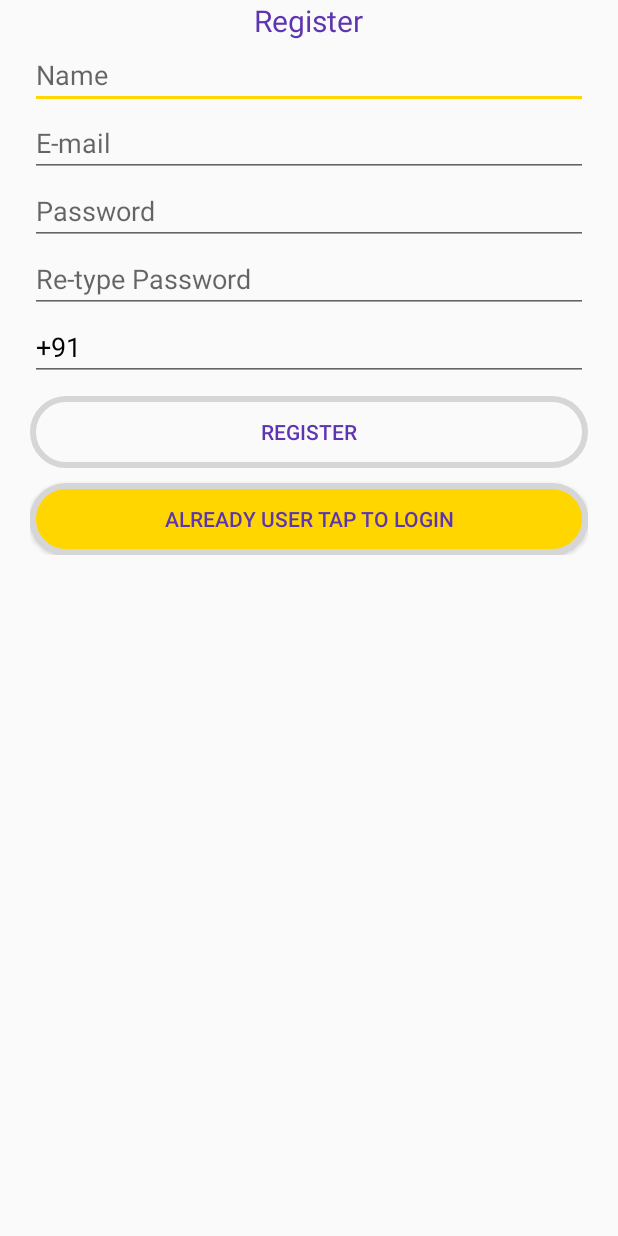
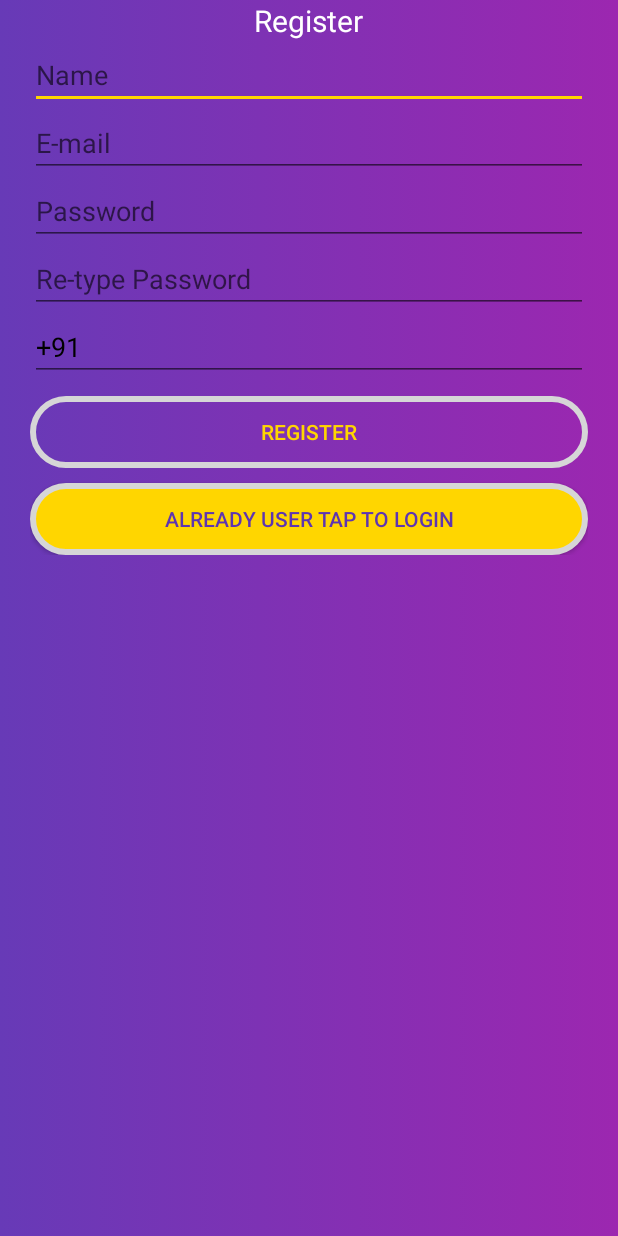
Before and after one commit to svkrclg/justapp, an Android app: the screen it shows after launch (RegisterActivity), after a tap on "NEW USER TAP TO REGISTER", on a phone screen of 412 x 824 dp. Run offline under Robolectric (Android 15) with nearby library versions, the phone set to English and light mode, and no system bars; our stand-ins replace Firebase (no records; nobody signed in at launch, a user with empty details on screens opened directly); libraries missing offline, so code that uses them is left out: br.com.simplepass; plain views replace CircularProgressButton, MaterialTextField; 5 statements that could not run were skipped.

Commit message:
login and register animaton added

```diff
--- a/app/src/main/java/com/example/rival/moneytracker/LoginActivity.java
+++ b/app/src/main/java/com/example/rival/moneytracker/LoginActivity.java
@@ -3,6 +3,7 @@ package com.example.rival.moneytracker;
 import android.content.Intent;
 import android.content.SharedPreferences;
 import android.graphics.Color;
+import android.graphics.drawable.AnimationDrawable;
 import android.support.annotation.NonNull;
 import android.support.v7.app.AppCompatActivity;
 import android.os.Bundle;
@@ -42,6 +43,7 @@ public class LoginActivity extends AppCompatActivity {
     private String phone;
     private String emailid;// emailid to putString in sharedPref
     private  SharedPreferences.Editor editor;
+    AnimationDrawable animationDrawable;
     @Override
     protected void onCreate(Bundle savedInstanceState) {
         firebaseAuth= FirebaseAuth.getInstance();
@@ -56,6 +58,7 @@ public class LoginActivity extends AppCompatActivity {
         }
         super.onCreate(savedInstanceState);
         setContentView(R.layout.activity_login);
+        animationDrawable =(AnimationDrawable)findViewById(R.id.relativelayout).getBackground();
         firebaseDatabase=FirebaseDatabase.getInstance();
         databaseReference=firebaseDatabase.getReference();
         editor = getSharedPreferences(getResources().getString(R.string.shared_pref_name), MODE_PRIVATE).edit();
@@ -84,6 +87,8 @@ public class LoginActivity extends AppCompatActivity {
         email=(EditText) findViewById(R.id.loginEmail);
         password=(EditText) findViewById(R.id.loginPassword);
         Log.d("LoginActivity", "IN oncreate");
+        animationDrawable.setEnterFadeDuration(5000);
+        animationDrawable.setExitFadeDuration(2000);
 
     }
     public  void Login()
@@ -198,4 +203,17 @@ public class LoginActivity extends AppCompatActivity {
         startActivity(new Intent(this, ResetPassword.class));
     }
 
+    @Override
+    protected void onStart() {
+        super.onStart();
+        if (animationDrawable != null && !animationDrawable.isRunning())
+            animationDrawable.start();
+    }
+
+    @Override
+    protected void onStop() {
+        super.onStop();
+        if (animationDrawable != null && animationDrawable.isRunning())
+            animationDrawable.stop();
+    }
 }
--- a/app/src/main/java/com/example/rival/moneytracker/RegisterActivity.java
+++ b/app/src/main/java/com/example/rival/moneytracker/RegisterActivity.java
@@ -7,6 +7,7 @@ import android.content.SharedPreferences;
 import android.graphics.Bitmap;
 import android.graphics.BitmapFactory;
 import android.graphics.Color;
+import android.graphics.drawable.AnimationDrawable;
 import android.graphics.drawable.BitmapDrawable;
 import android.support.annotation.NonNull;
 import android.support.v7.app.AppCompatActivity;
@@ -64,10 +65,12 @@ public class RegisterActivity extends AppCompatActivity {
     PhoneAuthProvider.ForceResendingToken mForceResendingToken;
     String Sname,Sphone, Semail, Spassword, SCpassword;
     private Dialog dialog;
+    AnimationDrawable animationDrawable;
     @Override
     protected void onCreate(Bundle savedInstanceState) {
         super.onCreate(savedInstanceState);
         setContentView(R.layout.activity_register);
+        animationDrawable =(AnimationDrawable)findViewById(R.id.relativelayout).getBackground();
         firebaseAuth= FirebaseAuth.getInstance();
         database = FirebaseDatabase.getInstance();
         Tologin=(Button) findViewById(R.id.To_login);
@@ -138,7 +141,8 @@ public class RegisterActivity extends AppCompatActivity {
         };
         DatabaseReference scoresRef = FirebaseDatabase.getInstance().getReference("userUidByPhone");
         scoresRef.keepSynced(true);
-
+        animationDrawable.setEnterFadeDuration(5000);
+        animationDrawable.setExitFadeDuration(2000);
     }
     public void Register(View view)
     {
@@ -369,4 +373,17 @@ public class RegisterActivity extends AppCompatActivity {
                 });
 
     }
+    @Override
+    protected void onStart() {
+        super.onStart();
+        if (animationDrawable != null && !animationDrawable.isRunning())
+            animationDrawable.start();
     }
+
+    @Override
+    protected void onStop() {
+        super.onStop();
+        if (animationDrawable != null && animationDrawable.isRunning())
+            animationDrawable.stop();
+    }
+    }
--- /dev/null
+++ b/app/src/main/res/drawable-xhdpi/gradient_2.xml
@@ -0,0 +1,7 @@
+<?xml version="1.0" encoding="utf-8"?>
+<shape xmlns:android="http://schemas.android.com/apk/res/android">
+    <gradient
+        android:startColor="@color/indigo_500"
+        android:endColor="@color/blue_500"
+        android:angle="0"/>
+</shape>
--- /dev/null
+++ b/app/src/main/res/drawable-xhdpi/gradient_3.xml
@@ -0,0 +1,7 @@
+<?xml version="1.0" encoding="utf-8"?>
+<shape xmlns:android="http://schemas.android.com/apk/res/android">
+    <gradient
+        android:startColor="@color/cyan_500"
+        android:endColor="@color/light_blue_500"
+        android:angle="0"/>
+</shape>
--- /dev/null
+++ b/app/src/main/res/drawable/animation_list.xml
@@ -0,0 +1,12 @@
+<?xml version="1.0" encoding="utf-8"?>
+<animation-list xmlns:android="http://schemas.android.com/apk/res/android">
+    <item
+        android:drawable="@drawable/gradient_1"
+        android:duration="6000" />
+    <item
+        android:drawable="@drawable/gradient_2"
+        android:duration="6000" />
+    <item
+        android:drawable="@drawable/gradient_3"
+        android:duration="6000" />
+</animation-list>
--- /dev/null
+++ b/app/src/main/res/drawable/gradient_1.xml
@@ -0,0 +1,7 @@
+<?xml version="1.0" encoding="utf-8"?>
+<shape xmlns:android="http://schemas.android.com/apk/res/android">
+    <gradient
+        android:startColor="@color/deep_purple_500"
+        android:endColor="@color/purple_500"
+        android:angle="0"/>
+</shape>
--- a/app/src/main/res/layout/activity_login.xml
+++ b/app/src/main/res/layout/activity_login.xml
@@ -4,6 +4,8 @@
     xmlns:tools="http://schemas.android.com/tools"
     android:layout_width="match_parent"
     android:layout_height="match_parent"
+    android:id="@+id/relativelayout"
+    android:background="@drawable/animation_list"
     tools:context=".LoginActivity">
 
     <LinearLayout
@@ -20,12 +22,12 @@
             android:layout_gravity="center_horizontal"
             android:layout_marginBottom="1dp"
             android:text="Login"
-            android:textColor="@color/colorPrimaryDark"
+            android:textColor="#fff"
             android:textSize="20dp" />
         <com.github.florent37.materialtextfield.MaterialTextField
             android:layout_width="match_parent"
             android:layout_height="wrap_content"
-            app:mtf_labelColor="@color/colorPrimaryDark"
+            app:mtf_labelColor="@color/colorAccent"
             app:mtf_openKeyboardOnFocus="true"
             app:mtf_image="@drawable/mailicon">
             <EditText
@@ -40,7 +42,7 @@
         <com.github.florent37.materialtextfield.MaterialTextField
             android:layout_width="match_parent"
             android:layout_height="wrap_content"
-            app:mtf_labelColor="@color/colorPrimaryDark"
+            app:mtf_labelColor="@color/colorAccent"
             app:mtf_openKeyboardOnFocus="true"
             app:mtf_image="@drawable/passwordicon">
             <EditText
@@ -71,7 +73,7 @@
             app:spinning_bar_width="30dp"
             android:onClick="Login"
             app:spinning_bar_color="@color/colorPrimaryDark"
-            android:textColor="@color/colorPrimaryDark"
+            android:textColor="@color/colorAccent"
             app:spinning_bar_padding="6dp"/>
         <Button
             android:id="@+id/To_Register"
--- a/app/src/main/res/layout/activity_register.xml
+++ b/app/src/main/res/layout/activity_register.xml
@@ -5,7 +5,9 @@
     xmlns:tools="http://schemas.android.com/tools"
     android:layout_width="match_parent"
     android:layout_height="match_parent"
-    tools:context=".LoginActivity">
+    android:id="@+id/relativelayout"
+    android:background="@drawable/animation_list"
+    tools:context=".RegisterActivity">
 
     <ScrollView
         android:layout_width="match_parent"
@@ -23,12 +25,12 @@
                 android:layout_height="wrap_content"
                 android:layout_gravity="center_horizontal"
                 android:text="Register"
-                android:textColor="@color/colorPrimaryDark"
+                android:textColor="#fff"
                 android:textSize="20dp" />
             <com.github.florent37.materialtextfield.MaterialTextField
                 android:layout_width="match_parent"
                 android:layout_height="wrap_content"
-                app:mtf_labelColor="@color/colorPrimaryDark"
+                app:mtf_labelColor="@color/colorAccent"
                 app:mtf_openKeyboardOnFocus="true"
                 app:mtf_image="@drawable/name">
                 <EditText
@@ -41,7 +43,7 @@
             <com.github.florent37.materialtextfield.MaterialTextField
                 android:layout_width="match_parent"
                 android:layout_height="wrap_content"
-                app:mtf_labelColor="@color/colorPrimaryDark"
+                app:mtf_labelColor="@color/colorAccent"
                 app:mtf_openKeyboardOnFocus="true"
                 app:mtf_image="@drawable/mailicon">
                 <EditText
@@ -55,7 +57,7 @@
             <com.github.florent37.materialtextfield.MaterialTextField
                 android:layout_width="match_parent"
                 android:layout_height="wrap_content"
-                app:mtf_labelColor="@color/colorPrimaryDark"
+                app:mtf_labelColor="@color/colorAccent"
                 app:mtf_openKeyboardOnFocus="true"
                 app:mtf_image="@drawable/passwordicon">
                 <EditText
@@ -69,7 +71,7 @@
             <com.github.florent37.materialtextfield.MaterialTextField
                 android:layout_width="match_parent"
                 android:layout_height="wrap_content"
-                app:mtf_labelColor="@color/colorPrimaryDark"
+                app:mtf_labelColor="@color/colorAccent"
                 app:mtf_openKeyboardOnFocus="true"
                 app:mtf_image="@drawable/passwordicon">
                 <EditText
@@ -83,7 +85,7 @@
             <com.github.florent37.materialtextfield.MaterialTextField
                 android:layout_width="match_parent"
                 android:layout_height="wrap_content"
-                app:mtf_labelColor="@color/colorPrimaryDark"
+                app:mtf_labelColor="@color/colorAccent"
                 app:mtf_openKeyboardOnFocus="true"
                 app:mtf_image="@drawable/phoneicon">
                 <EditText
@@ -107,7 +109,7 @@
                 app:spinning_bar_width="30dp"
                 app:initialCornerAngle="30dp"
                 app:spinning_bar_color="@color/colorPrimaryDark"
-                android:textColor="@color/colorPrimaryDark"
+                android:textColor="@color/colorAccent"
                 app:spinning_bar_padding="6dp"/>
             <Button
                 android:id="@+id/To_login"
--- a/app/src/main/res/values/colors.xml
+++ b/app/src/main/res/values/colors.xml
@@ -3,4 +3,10 @@
     <color name="colorPrimary">#EDE7F6</color>
     <color name="colorPrimaryDark">#5E35B1</color>
     <color name="colorAccent">#FFD600</color>
+    <color name="purple_500">#9C27B0</color>
+    <color name="deep_purple_500">#673AB7</color>
+    <color name="indigo_500">#3F51B5</color>
+    <color name="blue_500">#2196F3</color>
+    <color name="cyan_500">#00BCD4</color>
+    <color name="light_blue_500">#03A9F4</color>
 </resources>
```
